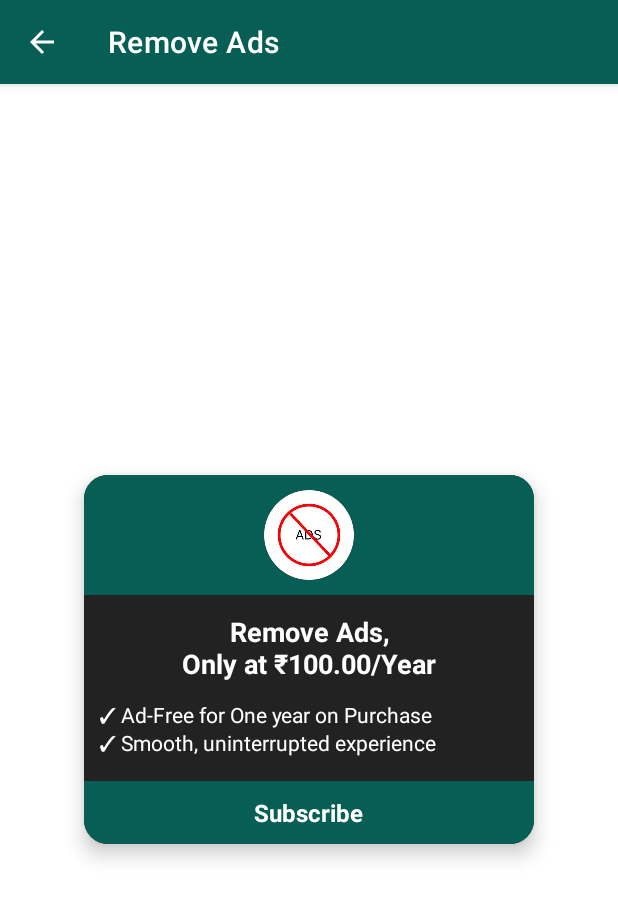
After one commit to venkatesh20pillay/SocialStatusSaver, an Android app: the RewardAds screen opened directly, with no data from a screen before it, on a phone screen of 412 x 824 dp. The commit adds this screen. Shown: the top 899 px of the screen. Run offline under Robolectric (Android 15) with nearby library versions, the phone set to English and light mode, and no system bars.

Commit message:
added subscription flow

```diff
--- a/app/build.gradle
+++ b/app/build.gradle
@@ -11,8 +11,8 @@ android {
         applicationId "com.statuses.statussavers"
         minSdkVersion 23
         targetSdkVersion 35
-        versionCode 47
-        versionName "5.1"
+        versionCode 49
+        versionName "5.2"
 
         testInstrumentationRunner "androidx.test.runner.AndroidJUnitRunner"
     }
@@ -55,4 +55,5 @@ dependencies {
     implementation 'androidx.recyclerview:recyclerview:1.1.0'
     implementation 'androidx.core:core-ktx:1.3.2'
     implementation "org.jetbrains.kotlin:kotlin-stdlib:$kotlin_version"
+    implementation 'com.android.billingclient:billing-ktx:6.0.1'
 }
--- /dev/null
+++ b/app/src/main/java/com/statuses/statussavers/HelperClass.kt
@@ -0,0 +1,5 @@
+package com.statuses.statussavers
+
+object HelperClass {
+    var adsDisabled = false
+}
--- a/app/src/main/java/com/statuses/statussavers/HowToUse.kt
+++ b/app/src/main/java/com/statuses/statussavers/HowToUse.kt
@@ -45,7 +45,7 @@ class HowToUse : AppCompatActivity() {
             it.title = "How To Use"
             it.setDisplayHomeAsUpEnabled(true)
         }
-        if (MainActivity.maxAdxInitialised) {
+        if (!HelperClass.adsDisabled && MainActivity.maxAdxInitialised) {
             loadAppLovinAd()
         }
     }
--- /dev/null
+++ b/app/src/main/java/com/statuses/statussavers/RewardAds.kt
@@ -0,0 +1,65 @@
+package com.statuses.statussavers
+
+import android.content.IntentFilter
+import android.os.Bundle
+import android.view.MenuItem
+import android.widget.TextView
+import android.widget.Toast
+import androidx.appcompat.app.AppCompatActivity
+import androidx.core.view.ViewCompat
+import androidx.core.view.WindowInsetsCompat
+
+class RewardAds : AppCompatActivity() {
+
+    private lateinit var buyButton: TextView
+
+    override fun onCreate(savedInstanceState: Bundle?) {
+        super.onCreate(savedInstanceState)
+        setContentView(R.layout.activity_reward_ads)
+        ViewCompat.setOnApplyWindowInsetsListener(findViewById(R.id.root_layout)) { v, insets ->
+            val systemBars = insets.getInsets(WindowInsetsCompat.Type.systemBars())
+            v.setPadding(systemBars.left, systemBars.top, systemBars.right, systemBars.bottom)
+            insets
+        }
+        supportActionBar?.let {
+            it.title = "Remove Ads"
+            it.setDisplayHomeAsUpEnabled(true)
+        }
+        buyButton = findViewById(R.id.btn_buy)
+        buyButton.setOnClickListener {
+            if (buyButton.text.equals("Subscribe")) {
+                startPurchaseFlow()
+            } else {
+
+            }
+        }
+    }
+
+    override fun onOptionsItemSelected(item: MenuItem): Boolean {
+        return when (item.itemId) {
+            android.R.id.home -> {
+                finish()
+                true
+            }
+            else -> super.onOptionsItemSelected(item)
+        }
+    }
+
+    private fun startPurchaseFlow() {
+        Toast.makeText(this, "Purchase flow", Toast.LENGTH_SHORT).show()
+        SubscriptionManager.onPurchaseCallback = { value, isSuccessFull ->
+            Toast.makeText(this, value, Toast.LENGTH_LONG).show()
+            if (isSuccessFull) {
+                HelperClass.adsDisabled = true
+                finish()
+            }
+        }
+        SubscriptionManager.initBillingClient(this) { isSetupFinished ->
+            if (isSetupFinished) {
+                SubscriptionManager.launchSubscriptionFlow(this)
+            } else {
+                Toast.makeText(this, "Something Went Wrong", Toast.LENGTH_SHORT).show()
+            }
+        }
+    }
+}
--- a/app/src/main/java/com/statuses/statussavers/StartActivity.kt
+++ b/app/src/main/java/com/statuses/statussavers/StartActivity.kt
@@ -72,7 +72,9 @@ class StartActivity : AppCompatActivity() {
         setupLauncher()
         setView()
         setupOnClickButton()
-        setApplovin()
+        if(!HelperClass.adsDisabled) {
+            setApplovin()
+        }
     }
 
     private fun setApplovin() {
--- /dev/null
+++ b/app/src/main/res/drawable/dialog_bg.xml
@@ -0,0 +1,5 @@
+<?xml version="1.0" encoding="utf-8"?>
+<shape xmlns:android="http://schemas.android.com/apk/res/android">
+    <solid android:color="#222222"/>
+    <corners android:radius="16dp"/>
+</shape>
--- /dev/null
+++ b/app/src/main/res/layout/activity_reward_ads.xml
@@ -0,0 +1,77 @@
+<?xml version="1.0" encoding="utf-8"?>
+<androidx.cardview.widget.CardView xmlns:android="http://schemas.android.com/apk/res/android"
+    xmlns:card_view="http://schemas.android.com/apk/res-auto"
+    android:layout_width="300dp"
+    android:layout_height="wrap_content"
+    card_view:cardCornerRadius="16dp"
+    card_view:cardElevation="8dp"
+    android:layout_gravity="center"
+    android:id="@+id/root_layout"
+    android:background="@android:color/transparent">
+
+    <LinearLayout
+        android:layout_width="match_parent"
+        android:layout_height="wrap_content"
+        android:orientation="vertical"
+        android:background="#222222"
+        android:clipToOutline="true">
+
+    <!-- Top Banner with No Ads Icon -->
+    <LinearLayout
+        android:layout_width="match_parent"
+        android:layout_height="80dp"
+        android:background="@color/colorPrimary"
+        android:gravity="center"
+        android:padding="10dp"
+        android:orientation="vertical">
+
+        <ImageView
+            android:layout_width="60dp"
+            android:layout_height="60dp"
+            android:src="@mipmap/no_ad"/>
+    </LinearLayout>
+
+    <!-- Main Content -->
+    <TextView
+        android:layout_width="match_parent"
+        android:layout_height="wrap_content"
+        android:text="Remove Ads,\nOnly at ₹100.00/Year"
+        android:textSize="18sp"
+        android:textStyle="bold"
+        android:gravity="center"
+        android:paddingTop="12dp"
+        android:textColor="#ffffff" />
+
+    <TextView
+        android:layout_width="match_parent"
+        android:layout_height="wrap_content"
+        android:paddingHorizontal="10dp"
+        android:text="✓ Ad-Free for One year on Purchase\n✓ Smooth, uninterrupted experience"
+        android:layout_marginTop="12dp"
+        android:textColor="#ffffff"
+        android:textSize="14sp" />
+
+    <!-- Buttons -->
+    <LinearLayout
+        android:layout_width="match_parent"
+        android:layout_height="wrap_content"
+        android:orientation="horizontal"
+        android:gravity="center"
+        android:background="@color/colorPrimary"
+        android:paddingVertical="10dp"
+        android:layout_marginTop="16dp">
+
+        <TextView
+            android:id="@+id/btn_buy"
+            android:layout_width="wrap_content"
+            android:layout_height="wrap_content"
+            android:text="Subscribe"
+            android:textAlignment="center"
+            android:textSize="16sp"
+            android:textStyle="bold"
+            android:textColor="@color/white"/>
+
+    </LinearLayout>
+
+</LinearLayout>
+</androidx.cardview.widget.CardView>
--- a/app/src/main/res/menu/top_bar_menu.xml
+++ b/app/src/main/res/menu/top_bar_menu.xml
@@ -8,6 +8,10 @@
         android:title="How to use"
         android:icon="@drawable/ic_baseline_info_24"
         app:showAsAction="never"></item>
+    <item
+        android:id="@+id/removeads"
+        android:title="Remove Ads"
+        app:showAsAction="never"></item>
 
 
 </menu>
--- a/app/src/main/res/values/colors.xml
+++ b/app/src/main/res/values/colors.xml
@@ -8,4 +8,6 @@
     <color name="teal_700">#FF018786</color>
     <color name="black">#FF000000</color>
     <color name="white">#FFFFFFFF</color>
+    <color name="colorPrimary">#075E54</color>
+    <color name="colorPrimaryVariant">#013220</color>
 </resources>
```
Also changed, not shown: app/src/main/AndroidManifest.xml (+7 -2 lines), app/src/main/java/com/statuses/statussavers/MainActivity.kt (+41 -5 lines), app/src/main/java/com/statuses/statussavers/MyBroadcastReceiver.kt (added, +14 -0 lines), app/src/main/java/com/statuses/statussavers/Splash.kt (+29 -2 lines), app/src/main/java/com/statuses/statussavers/SubscriptionManager.kt (added, +164 -0 lines), app/src/main/res/mipmap-hdpi/no_ad.webp (added), app/src/main/res/mipmap-mdpi/no_ad.webp (added), app/src/main/res/mipmap-xhdpi/no_ad.webp (added), app/src/main/res/mipmap-xxhdpi/no_ad.webp (added), app/src/main/res/mipmap-xxxhdpi/no_ad.webp (added).
